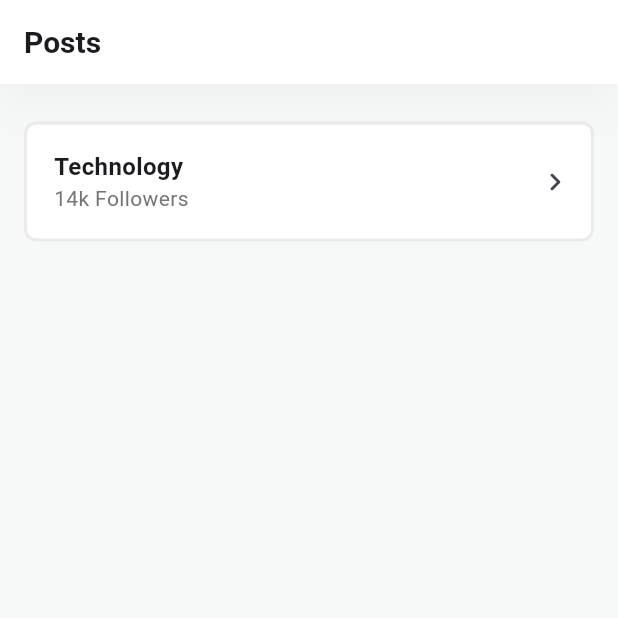
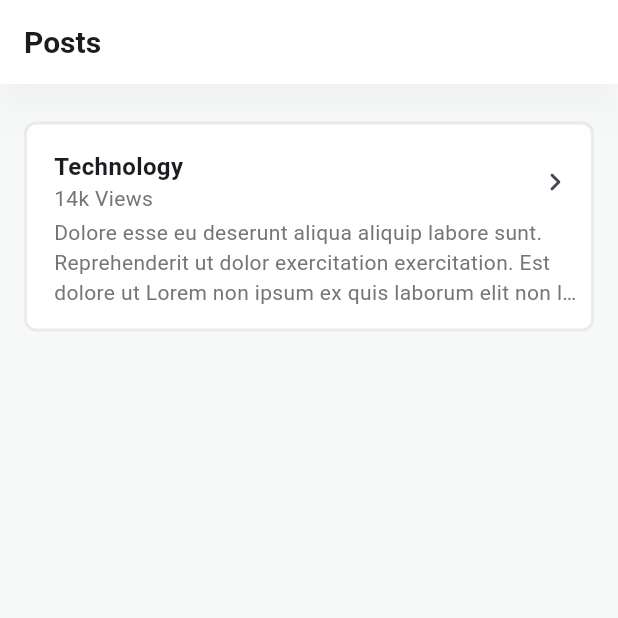
Before and after one commit to JUDEJEEVAN/posts_app, a Flutter app: the screen it shows after launch, on a phone screen of 412 x 824 dp, the top half of it. Run offline on Flutter 3.47's test engine with Material 3 defaults, Android fonts, the phone set to English and light mode, and no system bars; our stand-ins replace gap.

Commit message:
post card has been modified to show a bit of content.

```diff
--- a/lib/components/post_card.dart
+++ b/lib/components/post_card.dart
@@ -16,7 +16,10 @@ class PostCard extends StatelessWidget {
         border: Border.all(color: Color(0xffEBEBEB), width: 2),
         borderRadius: BorderRadius.circular(8),
       ),
-      child: Row(
+      child: Column(
+        crossAxisAlignment: CrossAxisAlignment.start,
+        children: [
+          Row(
             mainAxisAlignment: MainAxisAlignment.spaceBetween,
             mainAxisSize: MainAxisSize.max,
             children: [
@@ -32,7 +35,7 @@ class PostCard extends StatelessWidget {
                     ),
                   ),
                   Text(
-                '14k Followers',
+                    '14k Views',
                     style: TextStyle(color: Colors.grey.shade600),
                   ),
                 ],
@@ -49,6 +52,17 @@ class PostCard extends StatelessWidget {
               )
             ],
           ),
+          Padding(
+            padding: const EdgeInsets.only(right: 8.0),
+            child: Text(
+              'Dolore esse eu deserunt aliqua aliquip labore sunt. Reprehenderit ut dolor exercitation exercitation. Est dolore ut Lorem non ipsum ex quis laborum elit non laboris dolor. Consequat deserunt officia consectetur deserunt mollit laborum et nostrud cupidatat mollit aliqua enim consequat nisi enim. Sit ad amet incididunt cillum non incididunt adipisicing veniam duis consequat laboris laboris cillum qui veniam. Dolore minim voluptate velit laboris velit elit quis commodo irure cillum. Sit minim nulla dolor fugiat in quis. ',
+              style: TextStyle(color: Colors.grey.shade600),
+              maxLines: 3,
+              overflow: TextOverflow.ellipsis,
+            ),
+          ),
+        ],
+      ),
     );
   }
 
```
Lines whose indentation alone changed are shown as unchanged.
